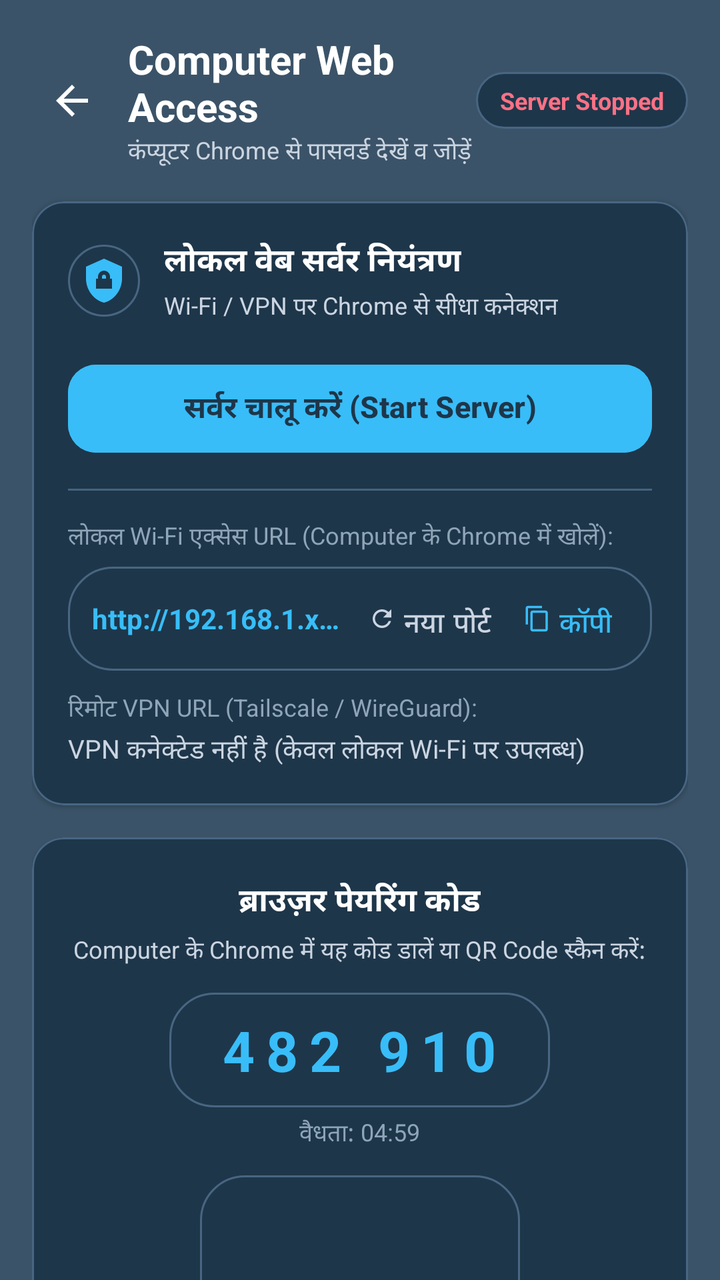
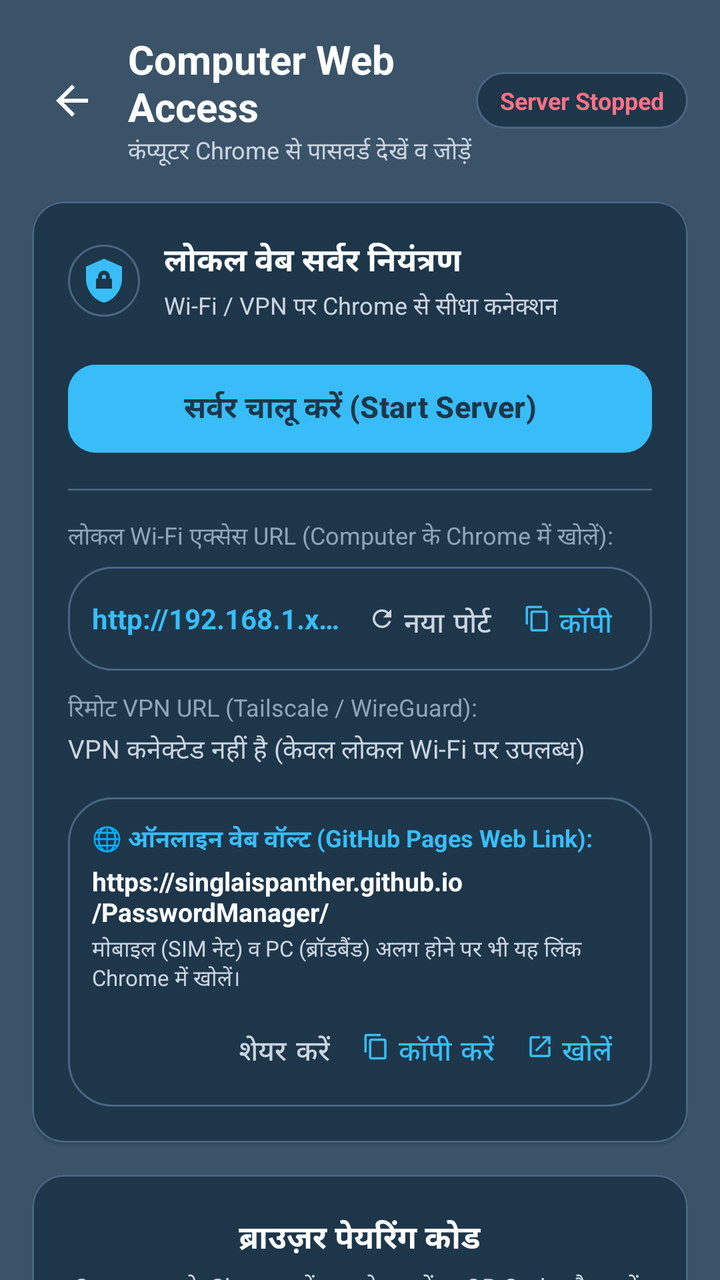

An Android layout rendered at two revisions. The XML below is the earlier revision; the diff shows what the commit changed to produce the second picture.
<!-- AndroidManifest.xml: application theme Theme.PasswordManager -->
<!-- res/layout/activity_web_access.xml -->
<?xml version="1.0" encoding="utf-8"?>
<androidx.coordinatorlayout.widget.CoordinatorLayout xmlns:android="http://schemas.android.com/apk/res/android"
    xmlns:app="http://schemas.android.com/apk/res-auto"
    android:id="@+id/layout_web_access_root"
    android:layout_width="match_parent"
    android:layout_height="match_parent"
    android:background="@color/bg_light">

    <androidx.core.widget.NestedScrollView
        android:layout_width="match_parent"
        android:layout_height="match_parent"
        android:clipToPadding="false"
        android:paddingBottom="36dp">

        <LinearLayout
            android:layout_width="match_parent"
            android:layout_height="wrap_content"
            android:orientation="vertical"
            android:padding="16dp">

            
            <LinearLayout
                android:layout_width="match_parent"
                android:layout_height="wrap_content"
                android:gravity="center_vertical"
                android:orientation="horizontal">

                <ImageView
                    android:id="@+id/btn_web_back"
                    android:layout_width="40dp"
                    android:layout_height="40dp"
                    android:background="?attr/selectableItemBackgroundBorderless"
                    android:contentDescription="Back"
                    android:padding="8dp"
                    android:src="@drawable/ic_back" />

                <LinearLayout
                    android:layout_width="0dp"
                    android:layout_height="wrap_content"
                    android:layout_marginStart="8dp"
                    android:layout_weight="1"
                    android:orientation="vertical">

                    <TextView
                        android:layout_width="wrap_content"
                        android:layout_height="wrap_content"
                        android:text="Computer Web Access"
                        android:textColor="@color/text_primary"
                        android:textSize="20sp"
                        android:textStyle="bold" />

                    <TextView
                        android:layout_width="wrap_content"
                        android:layout_height="wrap_content"
                        android:text="कंप्यूटर Chrome से पासवर्ड देखें व जोड़ें"
                        android:textColor="@color/text_secondary"
                        android:textSize="12sp" />
                </LinearLayout>

                
                <TextView
                    android:id="@+id/text_server_status_badge"
                    android:layout_width="wrap_content"
                    android:layout_height="wrap_content"
                    android:background="@drawable/bg_rounded_card"
                    android:paddingHorizontal="12dp"
                    android:paddingVertical="6dp"
                    android:text="Server Stopped"
                    android:textColor="@color/error_red"
                    android:textSize="12sp"
                    android:textStyle="bold" />
            </LinearLayout>

            
            <com.google.android.material.card.MaterialCardView
                android:layout_width="match_parent"
                android:layout_height="wrap_content"
                android:layout_marginTop="16dp"
                app:cardBackgroundColor="@color/surface_white"
                app:cardCornerRadius="16dp"
                app:cardElevation="1dp"
                app:strokeColor="@color/card_stroke"
                app:strokeWidth="1dp">

                <LinearLayout
                    android:layout_width="match_parent"
                    android:layout_height="wrap_content"
                    android:orientation="vertical"
                    android:padding="18dp">

                    <LinearLayout
                        android:layout_width="match_parent"
                        android:layout_height="wrap_content"
                        android:gravity="center_vertical"
                        android:orientation="horizontal">

                        <ImageView
                            android:layout_width="36dp"
                            android:layout_height="36dp"
                            android:background="@drawable/bg_rounded_card"
                            android:contentDescription="Server"
                            android:padding="6dp"
                            android:src="@drawable/ic_shield_lock"
                            app:tint="@color/primary_blue" />

                        <LinearLayout
                            android:layout_width="0dp"
                            android:layout_height="wrap_content"
                            android:layout_marginStart="12dp"
                            android:layout_weight="1"
                            android:orientation="vertical">

                            <TextView
                                android:layout_width="wrap_content"
                                android:layout_height="wrap_content"
                                android:text="लोकल वेब सर्वर नियंत्रण"
                                android:textColor="@color/text_primary"
                                android:textSize="16sp"
                                android:textStyle="bold" />

                            <TextView
                                android:layout_width="wrap_content"
                                android:layout_height="wrap_content"
                                android:layout_marginTop="2dp"
                                android:text="Wi-Fi / VPN पर Chrome से सीधा कनेक्शन"
                                android:textColor="@color/text_secondary"
                                android:textSize="12sp" />
                        </LinearLayout>
                    </LinearLayout>

                    
                    <com.google.android.material.button.MaterialButton
                        android:id="@+id/btn_toggle_web_server"
                        android:layout_width="match_parent"
                        android:layout_height="52dp"
                        android:layout_marginTop="16dp"
                        android:backgroundTint="@color/primary_blue"
                        android:text="सर्वर चालू करें (Start Server)"
                        android:textAllCaps="false"
                        android:textColor="@color/surface_white"
                        android:textSize="15sp"
                        android:textStyle="bold"
                        app:cornerRadius="14dp"
                        app:elevation="2dp" />

                    <View
                        android:layout_width="match_parent"
                        android:layout_height="1dp"
                        android:layout_marginVertical="14dp"
                        android:background="@color/divider_color" />

                    
                    <TextView
                        android:layout_width="wrap_content"
                        android:layout_height="wrap_content"
                        android:text="लोकल Wi-Fi एक्सेस URL (Computer के Chrome में खोलें):"
                        android:textColor="@color/text_hint"
                        android:textSize="12sp" />

                    <LinearLayout
                        android:layout_width="match_parent"
                        android:layout_height="wrap_content"
                        android:layout_marginTop="6dp"
                        android:background="@drawable/bg_rounded_card"
                        android:gravity="center_vertical"
                        android:orientation="horizontal"
                        android:paddingHorizontal="12dp"
                        android:paddingVertical="8dp">

                        <TextView
                            android:id="@+id/text_web_local_url"
                            android:layout_width="0dp"
                            android:layout_height="wrap_content"
                            android:layout_weight="1"
                            android:ellipsize="end"
                            android:maxLines="1"
                            android:text="http://192.168.1.xxx:xxxx"
                            android:textColor="@color/primary_blue"
                            android:textSize="14sp"
                            android:textStyle="bold" />

                        <com.google.android.material.button.MaterialButton
                            android:id="@+id/btn_change_port"
                            style="@style/Widget.MaterialComponents.Button.TextButton"
                            android:layout_width="wrap_content"
                            android:layout_height="36dp"
                            android:minWidth="0dp"
                            android:text="नया पोर्ट"
                            android:textColor="@color/text_secondary"
                            app:icon="@drawable/ic_refresh"
                            app:iconSize="14dp"
                            app:iconTint="@color/text_secondary" />

                        <com.google.android.material.button.MaterialButton
                            android:id="@+id/btn_copy_local_url"
                            style="@style/Widget.MaterialComponents.Button.TextButton"
                            android:layout_width="wrap_content"
                            android:layout_height="36dp"
                            android:minWidth="0dp"
                            android:text="कॉपी"
                            android:textColor="@color/primary_blue"
                            app:icon="@drawable/ic_copy"
                            app:iconSize="14dp"
                            app:iconTint="@color/primary_blue" />
                    </LinearLayout>

                    
                    <LinearLayout
                        android:id="@+id/layout_vpn_info"
                        android:layout_width="match_parent"
                        android:layout_height="wrap_content"
                        android:layout_marginTop="10dp"
                        android:orientation="vertical">

                        <TextView
                            android:layout_width="wrap_content"
                            android:layout_height="wrap_content"
                            android:text="रिमोट VPN URL (Tailscale / WireGuard):"
                            android:textColor="@color/text_hint"
                            android:textSize="12sp" />

                        <TextView
                            android:id="@+id/text_web_vpn_url"
                            android:layout_width="wrap_content"
                            android:layout_height="wrap_content"
                            android:layout_marginTop="2dp"
                            android:text="VPN कनेक्टेड नहीं है (केवल लोकल Wi-Fi पर उपलब्ध)"
                            android:textColor="@color/text_secondary"
                            android:textSize="13sp" />
                    </LinearLayout>
                </LinearLayout>
            </com.google.android.material.card.MaterialCardView>

            
            <com.google.android.material.card.MaterialCardView
                android:id="@+id/card_pairing_info"
                android:layout_width="match_parent"
                android:layout_height="wrap_content"
                android:layout_marginTop="16dp"
                app:cardBackgroundColor="@color/surface_white"
                app:cardCornerRadius="16dp"
                app:cardElevation="1dp"
                app:strokeColor="@color/card_stroke"
                app:strokeWidth="1dp">

                <LinearLayout
                    android:layout_width="match_parent"
                    android:layout_height="wrap_content"
                    android:gravity="center_horizontal"
                    android:orientation="vertical"
                    android:padding="20dp">

                    <TextView
                        android:layout_width="wrap_content"
                        android:layout_height="wrap_content"
                        android:text="ब्राउज़र पेयरिंग कोड"
                        android:textColor="@color/text_primary"
                        android:textSize="16sp"
                        android:textStyle="bold" />

                    <TextView
                        android:layout_width="wrap_content"
                        android:layout_height="wrap_content"
                        android:layout_marginTop="4dp"
                        android:gravity="center"
                        android:text="Computer के Chrome में यह कोड डालें या QR Code स्कैन करें:"
                        android:textColor="@color/text_secondary"
                        android:textSize="12sp" />

                    
                    <TextView
                        android:id="@+id/text_web_pairing_code"
                        android:layout_width="wrap_content"
                        android:layout_height="wrap_content"
                        android:layout_marginTop="12dp"
                        android:background="@drawable/bg_rounded_card"
                        android:letterSpacing="0.2"
                        android:paddingHorizontal="24dp"
                        android:paddingVertical="10dp"
                        android:text="482 910"
                        android:textColor="@color/primary_blue"
                        android:textSize="28sp"
                        android:textStyle="bold" />

                    <TextView
                        android:id="@+id/text_pairing_countdown"
                        android:layout_width="wrap_content"
                        android:layout_height="wrap_content"
                        android:layout_marginTop="4dp"
                        android:text="वैधता: 04:59"
                        android:textColor="@color/text_hint"
                        android:textSize="12sp" />

                    
                    <ImageView
                        android:id="@+id/img_web_qr_code"
                        android:layout_width="160dp"
                        android:layout_height="160dp"
                        android:layout_marginTop="12dp"
                        android:background="@drawable/bg_rounded_card"
                        android:contentDescription="Pairing QR Code"
                        android:padding="8dp" />

                    
                    <LinearLayout
                        android:layout_width="match_parent"
                        android:layout_height="wrap_content"
                        android:layout_marginTop="12dp"
                        android:background="@drawable/bg_rounded_card"
                        android:orientation="vertical"
                        android:padding="12dp">

                        <TextView
                            android:layout_width="wrap_content"
                            android:layout_height="wrap_content"
                            android:text="कंप्यूटर Chrome से कनेक्ट करने के 3 आसान चरण:"
                            android:textColor="@color/primary_blue"
                            android:textSize="12sp"
                            android:textStyle="bold" />

                        <TextView
                            android:layout_width="wrap_content"
                            android:layout_height="wrap_content"
                            android:layout_marginTop="4dp"
                            android:text="1. कंप्यूटर के Google Chrome में ऊपर दिया URL खोलें।"
                            android:textColor="@color/text_primary"
                            android:textSize="12sp" />

                        <TextView
                            android:layout_width="wrap_content"
                            android:layout_height="wrap_content"
                            android:layout_marginTop="2dp"
                            android:text="2. Chrome स्क्रीन पर यह 6-अंकीय कोड डालें (अथवा QR स्कैन करें)।"
                            android:textColor="@color/text_primary"
                            android:textSize="12sp" />

                        <TextView
                            android:layout_width="wrap_content"
                            android:layout_height="wrap_content"
                            android:layout_marginTop="2dp"
                            android:text="3. मोबाइल में दिखने वाले डायलॉग में 'स्वीकार करें (Allow)' दबाएं।"
                            android:textColor="@color/text_primary"
                            android:textSize="12sp" />
                    </LinearLayout>

                    <com.google.android.material.button.MaterialButton
                        android:id="@+id/btn_refresh_pairing_code"
                        style="@style/Widget.MaterialComponents.Button.TextButton"
                        android:layout_width="wrap_content"
                        android:layout_height="38dp"
                        android:layout_marginTop="8dp"
                        android:text="नया कोड बनाएं (Refresh Code)"
                        android:textColor="@color/primary_blue"
                        android:textSize="12sp"
                        app:icon="@drawable/ic_refresh"
                        app:iconSize="14dp"
                        app:iconTint="@color/primary_blue" />
                </LinearLayout>
            </com.google.android.material.card.MaterialCardView>

            
            <TextView
                android:layout_width="wrap_content"
                android:layout_height="wrap_content"
                android:layout_marginTop="20dp"
                android:text="पेयर किए गए कंप्यूटर्स (Paired Browsers)"
                android:textColor="@color/primary_blue"
                android:textSize="14sp"
                android:textStyle="bold" />

            <com.google.android.material.card.MaterialCardView
                android:layout_width="match_parent"
                android:layout_height="wrap_content"
                android:layout_marginTop="8dp"
                app:cardBackgroundColor="@color/surface_white"
                app:cardCornerRadius="16dp"
                app:cardElevation="1dp"
                app:strokeColor="@color/card_stroke"
                app:strokeWidth="1dp">

                <LinearLayout
                    android:id="@+id/layout_paired_devices_container"
                    android:layout_width="match_parent"
                    android:layout_height="wrap_content"
                    android:orientation="vertical"
                    android:padding="16dp">

                    <TextView
                        android:id="@+id/text_no_paired_devices"
                        android:layout_width="wrap_content"
                        android:layout_height="wrap_content"
                        android:layout_gravity="center"
                        android:padding="16dp"
                        android:text="कोई कंप्यूटर पेयर नहीं है। ऊपर दिए गए URL से पेयर करें।"
                        android:textColor="@color/text_hint"
                        android:textSize="13sp" />
                </LinearLayout>
            </com.google.android.material.card.MaterialCardView>

        </LinearLayout>
    </androidx.core.widget.NestedScrollView>

</androidx.coordinatorlayout.widget.CoordinatorLayout>
<!-- resources referenced by this layout -->
<resources>
  <color name="bg_light">#3B5368</color>
  <color name="card_stroke">#486682</color>
  <color name="divider_color">#45637D</color>
  <color name="error_red">#FB7185</color>
  <color name="primary_blue">#38BDF8</color>
  <color name="surface_white">#1E364A</color>
  <color name="text_hint">#8FA5B8</color>
  <color name="text_primary">#FFFFFF</color>
  <color name="text_secondary">#CBD5E1</color>
  <!-- drawable bg_rounded_card (drawable) -->
  <?xml version="1.0" encoding="utf-8"?>
  <shape xmlns:android="http://schemas.android.com/apk/res/android"
      android:shape="rectangle">
      <solid android:color="@color/surface_white" />
      <corners android:radius="22dp" />
      <stroke
          android:width="1dp"
          android:color="@color/card_stroke" />
  </shape>
  <!-- drawable ic_back (drawable) -->
  <vector xmlns:android="http://schemas.android.com/apk/res/android"
      android:width="24dp"
      android:height="24dp"
      android:viewportWidth="24"
      android:viewportHeight="24">
      <path
          android:fillColor="@color/text_primary"
          android:pathData="M20,11H7.83l5.59,-5.59L12,4l-8,8 8,8 1.41,-1.41L7.83,13H20v-2z"/>
  </vector>
  <!-- drawable ic_copy (drawable) -->
  <vector xmlns:android="http://schemas.android.com/apk/res/android"
      android:width="24dp"
      android:height="24dp"
      android:viewportWidth="24"
      android:viewportHeight="24">
      <path
          android:fillColor="@color/text_primary"
          android:pathData="M16,1H4c-1.1,0 -2,0.9 -2,2v14h2V3h12V1zm3,4H8c-1.1,0 -2,0.9 -2,2v14c0,1.1 0.9,2 2,2h11c1.1,0 2,-0.9 2,-2V7c0,-1.1 -0.9,-2 -2,-2zm0,16H8V7h11v14z"/>
  </vector>
  <!-- drawable ic_refresh (drawable) -->
  <vector xmlns:android="http://schemas.android.com/apk/res/android"
      android:width="24dp"
      android:height="24dp"
      android:viewportWidth="24"
      android:viewportHeight="24">
      <path
          android:fillColor="@color/primary_blue"
          android:pathData="M17.65,6.35C16.2,4.9 14.21,4 12,4c-4.42,0 -7.99,3.58 -7.99,8s3.57,8 7.99,8c3.73,0 6.84,-2.55 7.73,-6h-2.08c-0.82,2.33 -3.04,4 -5.65,4 -3.31,0 -6,-2.69 -6,-6s2.69,-6 6,-6c1.66,0 3.14,0.69 4.22,1.78L13,11h7V4l-2.35,2.35z"/>
  </vector>
  <!-- drawable ic_shield_lock (drawable) -->
  <vector xmlns:android="http://schemas.android.com/apk/res/android"
      android:width="24dp"
      android:height="24dp"
      android:viewportWidth="24"
      android:viewportHeight="24">
      <path
          android:fillColor="@color/primary_blue"
          android:pathData="M12,1L3,5v6c0,5.55 3.84,10.74 9,12 5.16,-1.26 9,-6.45 9,-12V5l-9,-4zm0,6c1.66,0 3,1.34 3,3v1h1v5H8v-5h1v-1c0,-1.66 1.34,-3 3,-3zm0,2c-0.55,0 -1,0.45 -1,1v1h2v-1c0,-0.55 -0.45,-1 -1,-1z"/>
  </vector>
  <style name="Theme.PasswordManager" parent="Theme.Material3.DayNight.NoActionBar">
          <item name="colorPrimary">@color/primary_blue</item>
          <item name="colorPrimaryVariant">@color/primary_blue_dark</item>
          <item name="colorOnPrimary">@color/text_primary</item>
          
          <item name="colorSecondary">@color/accent_gold</item>
          <item name="colorOnSecondary">#0F172A</item>
  
          <item name="android:statusBarColor">@color/bg_light</item>
          <item name="android:windowLightStatusBar">false</item>
          <item name="android:navigationBarColor">@color/bg_light</item>
          <item name="android:windowLightNavigationBar">false</item>
  
          <item name="android:windowBackground">@color/bg_light</item>
      </style>
  <color name="primary_blue_dark">#0284C7</color>
  <color name="accent_gold">#FACC15</color>
</resources>

<!-- the commit's change to res/layout/activity_web_access.xml (unified diff, before → after) -->
@@ -228,6 +228,84 @@
                             android:textColor="@color/text_secondary"
                             android:textSize="13sp" />
                     </LinearLayout>
+
+                    
+                    <LinearLayout
+                        android:id="@+id/layout_github_web_vault"
+                        android:layout_width="match_parent"
+                        android:layout_height="wrap_content"
+                        android:layout_marginTop="14dp"
+                        android:background="@drawable/bg_rounded_card"
+                        android:orientation="vertical"
+                        android:padding="12dp">
+
+                        <TextView
+                            android:layout_width="wrap_content"
+                            android:layout_height="wrap_content"
+                            android:text="🌐 ऑनलाइन वेब वॉल्ट (GitHub Pages Web Link):"
+                            android:textColor="@color/primary_blue"
+                            android:textSize="12sp"
+                            android:textStyle="bold" />
+
+                        <TextView
+                            android:id="@+id/text_github_web_url"
+                            android:layout_width="match_parent"
+                            android:layout_height="wrap_content"
+                            android:layout_marginTop="3dp"
+                            android:text="https://singlaispanther.github.io/PasswordManager/"
+                            android:textColor="@color/text_primary"
+                            android:textSize="13sp"
+                            android:textStyle="bold" />
+
+                        <TextView
+                            android:layout_width="wrap_content"
+                            android:layout_height="wrap_content"
+                            android:layout_marginTop="2dp"
+                            android:text="मोबाइल (SIM नेट) व PC (ब्रॉडबैंड) अलग होने पर भी यह लिंक Chrome में खोलें।"
+                            android:textColor="@color/text_secondary"
+                            android:textSize="11sp" />
+
+                        <LinearLayout
+                            android:layout_width="match_parent"
+                            android:layout_height="wrap_content"
+                            android:layout_marginTop="8dp"
+                            android:gravity="end"
+                            android:orientation="horizontal">
+
+                            <com.google.android.material.button.MaterialButton
+                                android:id="@+id/btn_share_github_url"
+                                style="@style/Widget.MaterialComponents.Button.TextButton"
+                                android:layout_width="wrap_content"
+                                android:layout_height="36dp"
+                                android:minWidth="0dp"
+                                android:text="शेयर करें"
+                                android:textColor="@color/text_secondary" />
+
+                            <com.google.android.material.button.MaterialButton
+                                android:id="@+id/btn_copy_github_url"
+                                style="@style/Widget.MaterialComponents.Button.TextButton"
+                                android:layout_width="wrap_content"
+                                android:layout_height="36dp"
+                                android:minWidth="0dp"
+                                android:text="कॉपी करें"
+                                android:textColor="@color/primary_blue"
+                                app:icon="@drawable/ic_copy"
+                                app:iconSize="14dp"
+                                app:iconTint="@color/primary_blue" />
+
+                            <com.google.android.material.button.MaterialButton
+                                android:id="@+id/btn_open_github_url"
+                                style="@style/Widget.MaterialComponents.Button.TextButton"
+                                android:layout_width="wrap_content"
+                                android:layout_height="36dp"
+                                android:minWidth="0dp"
+                                android:text="खोलें"
+                                android:textColor="@color/primary_blue"
+                                app:icon="@drawable/ic_open_in_new"
+                                app:iconSize="14dp"
+                                app:iconTint="@color/primary_blue" />
+                        </LinearLayout>
+                    </LinearLayout>
                 </LinearLayout>
             </com.google.android.material.card.MaterialCardView>
 
<!-- resource entries referenced after the edit -->
@@ -39,6 +39,16 @@
           android:fillColor="@color/text_primary"
           android:pathData="M16,1H4c-1.1,0 -2,0.9 -2,2v14h2V3h12V1zm3,4H8c-1.1,0 -2,0.9 -2,2v14c0,1.1 0.9,2 2,2h11c1.1,0 2,-0.9 2,-2V7c0,-1.1 -0.9,-2 -2,-2zm0,16H8V7h11v14z"/>
   </vector>
+  <!-- drawable ic_open_in_new (drawable) -->
+  <vector xmlns:android="http://schemas.android.com/apk/res/android"
+      android:width="24dp"
+      android:height="24dp"
+      android:viewportWidth="24"
+      android:viewportHeight="24">
+      <path
+          android:fillColor="@color/primary_blue"
+          android:pathData="M19,19H5V5h7V3H5c-1.11,0 -2,0.9 -2,2v14c0,1.1 0.89,2 2,2h14c1.1,0 2,-0.9 2,-2v-7h-2v7zM14,3v2h3.59l-9.83,9.83 1.41,1.41L19,6.41V10h2V3h-7z"/>
+  </vector>
   <!-- drawable ic_refresh (drawable) -->
   <vector xmlns:android="http://schemas.android.com/apk/res/android"
       android:width="24dp"
